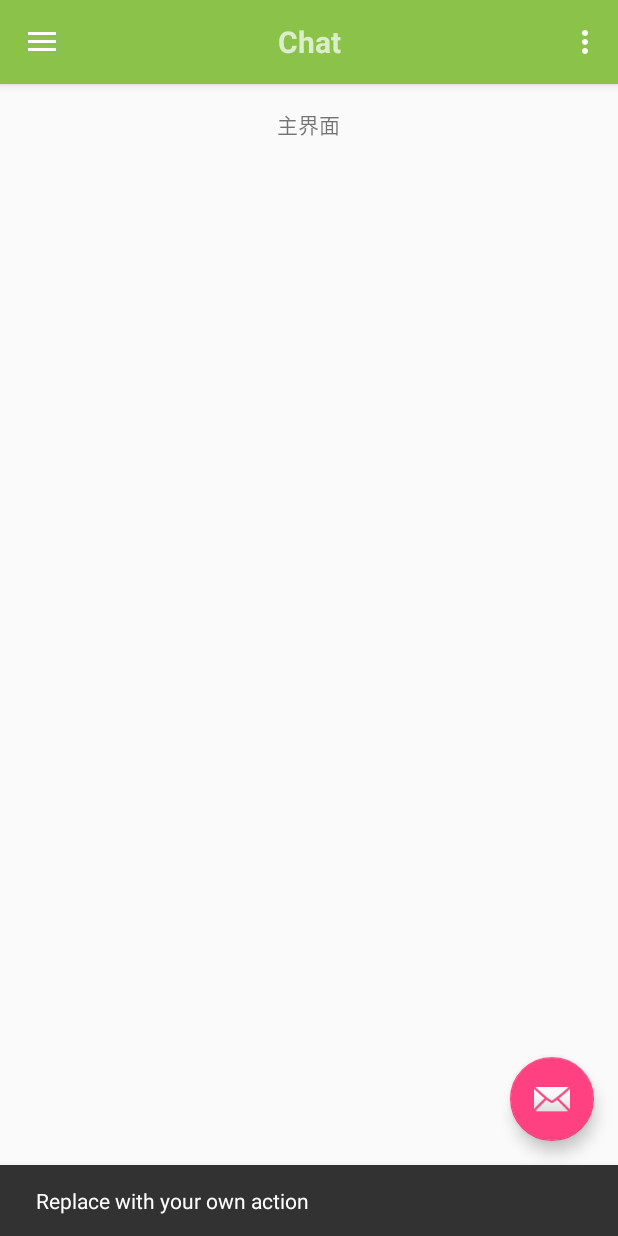
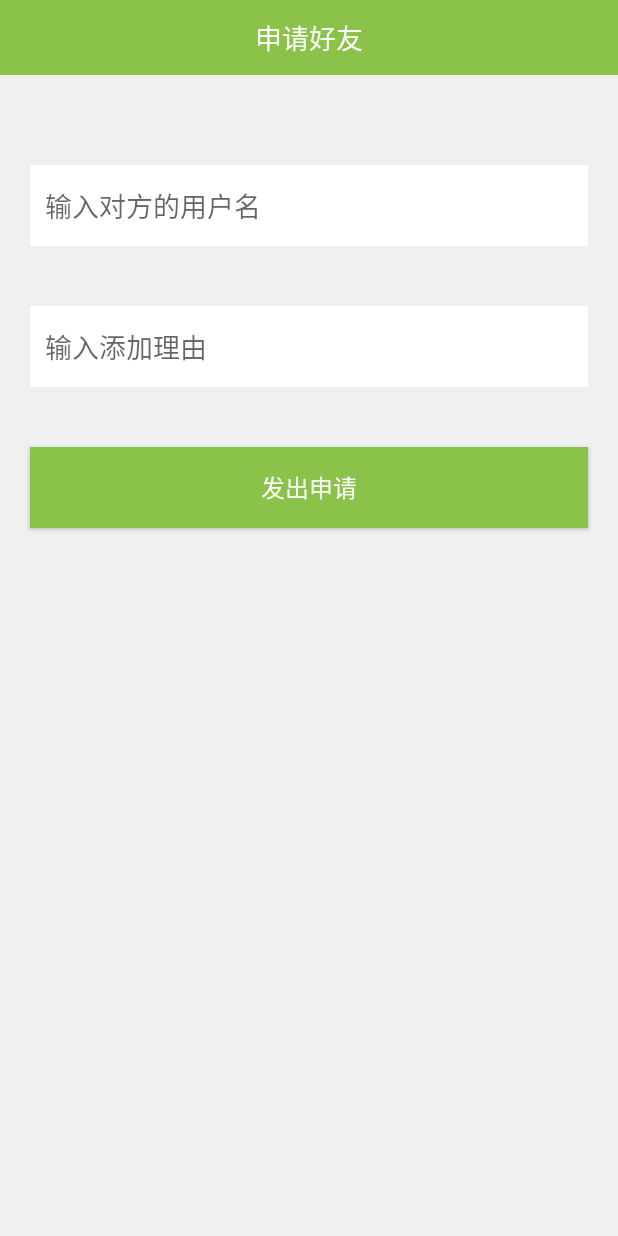
Before and after one commit to mottc/Chat, an Android app: the MainActivity screen opened directly, with no data from a screen before it, after a tap on an icon or button, on a phone screen of 412 x 824 dp. Run offline under Robolectric (Android 15) with nearby library versions, the phone set to English and light mode, and no system bars; libraries missing offline, so code that uses them is left out: com.hyphenate, com.hyphenate.chat.

Commit message:
新增“添加好友”

```diff
--- a/app/src/main/java/com/mottc/chat/Activity/MainActivity.java
+++ b/app/src/main/java/com/mottc/chat/Activity/MainActivity.java
@@ -6,7 +6,6 @@ import android.content.Intent;
 import android.os.Bundle;
 import android.support.design.widget.FloatingActionButton;
 import android.support.design.widget.NavigationView;
-import android.support.design.widget.Snackbar;
 import android.support.v4.view.GravityCompat;
 import android.support.v4.widget.DrawerLayout;
 import android.support.v7.app.ActionBarDrawerToggle;
@@ -39,8 +38,7 @@ public class MainActivity extends AppCompatActivity
         fab.setOnClickListener(new View.OnClickListener() {
             @Override
             public void onClick(View view) {
-                Snackbar.make(view, "Replace with your own action", Snackbar.LENGTH_LONG)
-                        .setAction("Action", null).show();
+                startActivity(new Intent(MainActivity.this, AddContactActivity.class));
             }
         });
 
--- /dev/null
+++ b/app/src/main/res/layout/activity_add_contact.xml
@@ -0,0 +1,53 @@
+<?xml version="1.0" encoding="utf-8"?>
+<LinearLayout xmlns:android="http://schemas.android.com/apk/res/android"
+    android:layout_width="match_parent"
+    android:layout_height="match_parent"
+    android:background="#f0f0f0"
+    android:orientation="vertical" >
+
+    <RelativeLayout
+        android:id="@+id/title"
+        android:layout_width="match_parent"
+        android:layout_height="50dp"
+        android:layout_marginBottom="40dp"
+        android:background="@color/colorMain"
+        android:gravity="center_vertical" >
+
+        <TextView
+            android:layout_width="wrap_content"
+            android:layout_height="wrap_content"
+            android:layout_centerInParent="true"
+            android:text="申请好友"
+            android:textColor="#fff"
+            android:textSize="18sp" />
+    </RelativeLayout>
+
+    <EditText
+        android:id="@+id/et_username"
+        android:layout_width="match_parent"
+        android:layout_height="54dp"
+        android:layout_margin="20dp"
+        android:background="#fff"
+        android:hint="输入对方的用户名"
+        android:paddingLeft="10dp" />
+
+    <EditText
+        android:id="@+id/et_reason"
+        android:layout_width="match_parent"
+        android:layout_height="54dp"
+        android:layout_margin="20dp"
+        android:background="#fff"
+        android:hint="输入添加理由"
+        android:paddingLeft="10dp" />
+
+    <Button
+        android:id="@+id/btn_add"
+        android:layout_width="match_parent"
+        android:layout_height="54dp"
+        android:layout_margin="20dp"
+        android:background="@color/colorMain"
+        android:text="发出申请"
+        android:textColor="#fff"
+        android:textSize="16sp" />
+
+</LinearLayout>
--- a/app/src/main/res/layout/app_bar_main.xml
+++ b/app/src/main/res/layout/app_bar_main.xml
@@ -39,6 +39,6 @@
         android:layout_height="wrap_content"
         android:layout_gravity="bottom|end"
         android:layout_margin="@dimen/fab_margin"
-        android:src="@android:drawable/ic_dialog_email" />
+        android:src="@mipmap/add" />
 
 </android.support.design.widget.CoordinatorLayout>
```
Also changed, not shown: app/src/main/AndroidManifest.xml (+18 -18 lines), app/src/main/java/com/mottc/chat/Activity/AddContactActivity.java (added, +87 -0 lines), app/src/main/res/mipmap-mdpi/add.png (added).
